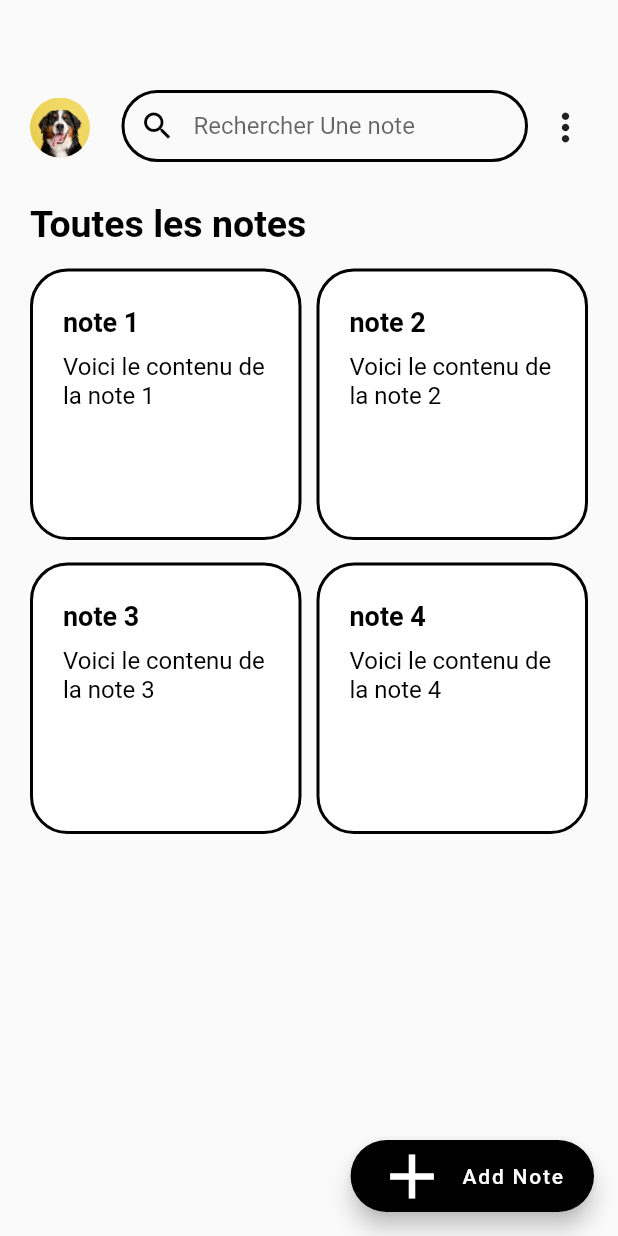
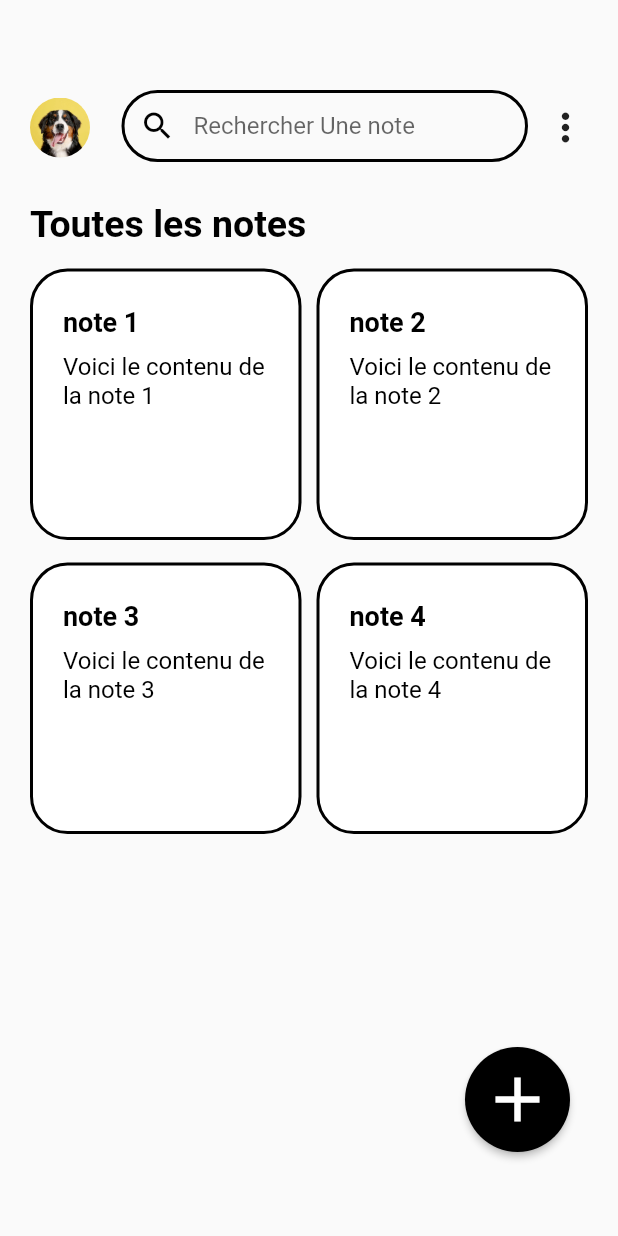
Before and after one commit to blancharSengaVita/examen-dam-janvier-2022-2023-blancharSenga-Vita-projet, a Flutter app: the screen it shows after launch, on a phone screen of 412 x 824 dp. Run offline on Flutter 3.47's test engine with Material 2 defaults, Android fonts, the phone set to English and light mode, and no system bars; Roboto replaces fonts that are missing (SF Pro).

Commit message:
keep trying to saving notes and change the add note button

```diff
--- a/lib/note_item.dart
+++ b/lib/note_item.dart
@@ -1,10 +1,11 @@
 import 'package:flutter/material.dart';
+
 
 class Note {
   final String content;
   final String title;
 
-  const Note({required this.title, required this.content});
+   Note({required this.title, required this.content});
 }
 
 List<Note> datasNotes = [
--- a/lib/screens/home.dart
+++ b/lib/screens/home.dart
@@ -24,7 +24,9 @@ class Home extends StatelessWidget {
           ],
         ),
       ),
-      floatingActionButton: FloatingActionButton.extended(
+      floatingActionButton: Container(
+        margin: const EdgeInsets.only(bottom: 40, left: 20),
+        child: MaterialButton(
           onPressed: () {
               Navigator.of(context).push(
                 MaterialPageRoute(
@@ -32,15 +34,18 @@ class Home extends StatelessWidget {
                 ),
               );
             },
-          icon : const Icon(
+          color: Colors.black,
+          shape: const CircleBorder(),
+          child: const Padding(
+            padding: EdgeInsets.all(10),
+            child: Icon(
               Icons.add,
               color: Colors.white,
               size: 50,
             ),
-          label: const Text("Add Note"),
-        backgroundColor: Colors.black,
-        // shape: const CircleBorder(),
           ),
+        ),
+      )
     );
   }
 }
```
Lines whose indentation alone changed are shown as unchanged.
